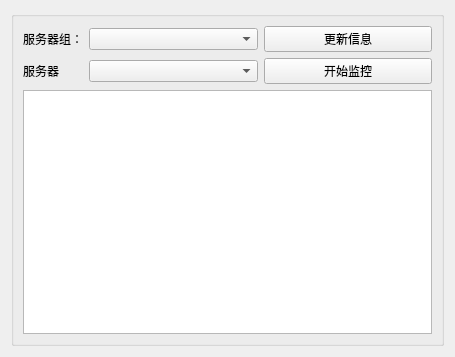
Qt form widget.ui (honyer/Jx3ServerMonitor) before a commit.
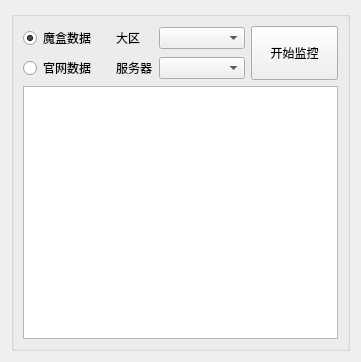
The same form after that commit.

Diff of the .ui file:
```diff
--- a/widget.ui
+++ b/widget.ui
@@ -6,8 +6,8 @@
    <rect>
     <x>0</x>
     <y>0</y>
-    <width>455</width>
-    <height>357</height>
+    <width>361</width>
+    <height>362</height>
    </rect>
   </property>
   <property name="windowTitle">
@@ -21,6 +21,16 @@
      </property>
      <layout class="QGridLayout" name="gridLayout">
       <item row="0" column="0">
+       <widget class="QRadioButton" name="rbtMohe">
+        <property name="text">
+         <string>魔盒数据</string>
+        </property>
+        <property name="checked">
+         <bool>true</bool>
+        </property>
+       </widget>
+      </item>
+      <item row="0" column="1">
        <widget class="QLabel" name="label_2">
         <property name="sizePolicy">
          <sizepolicy hsizetype="Fixed" vsizetype="Preferred">
@@ -29,38 +39,44 @@
          </sizepolicy>
         </property>
         <property name="text">
-         <string>服务器组：</string>
+         <string>大区</string>
         </property>
        </widget>
       </item>
-      <item row="0" column="1">
-       <widget class="QComboBox" name="cbxServerLine"/>
-      </item>
       <item row="0" column="2">
-       <widget class="QPushButton" name="pbnUpdate">
+       <widget class="QComboBox" name="cbxServerLine"/>
+      </item>
+      <item row="0" column="3" rowspan="2">
+       <widget class="QPushButton" name="pbnMonitor">
+        <property name="sizePolicy">
+         <sizepolicy hsizetype="Minimum" vsizetype="Preferred">
+          <horstretch>0</horstretch>
+          <verstretch>0</verstretch>
+         </sizepolicy>
+        </property>
         <property name="text">
-         <string>更新信息</string>
+         <string>开始监控</string>
         </property>
        </widget>
       </item>
       <item row="1" column="0">
+       <widget class="QRadioButton" name="rbtOffice">
+        <property name="text">
+         <string>官网数据</string>
+        </property>
+       </widget>
+      </item>
+      <item row="1" column="1">
        <widget class="QLabel" name="label_3">
         <property name="text">
          <string>服务器</string>
         </property>
        </widget>
       </item>
-      <item row="1" column="1">
-       <widget class="QComboBox" name="cbxServerName"/>
-      </item>
       <item row="1" column="2">
-       <widget class="QPushButton" name="pbnMonitor">
-        <property name="text">
-         <string>开始监控</string>
-        </property>
-       </widget>
+       <widget class="QComboBox" name="cbxServerName"/>
       </item>
-      <item row="2" column="0" colspan="3">
+      <item row="2" column="0" colspan="4">
        <widget class="QPlainTextEdit" name="pteContent">
         <property name="minimumSize">
          <size>
```
